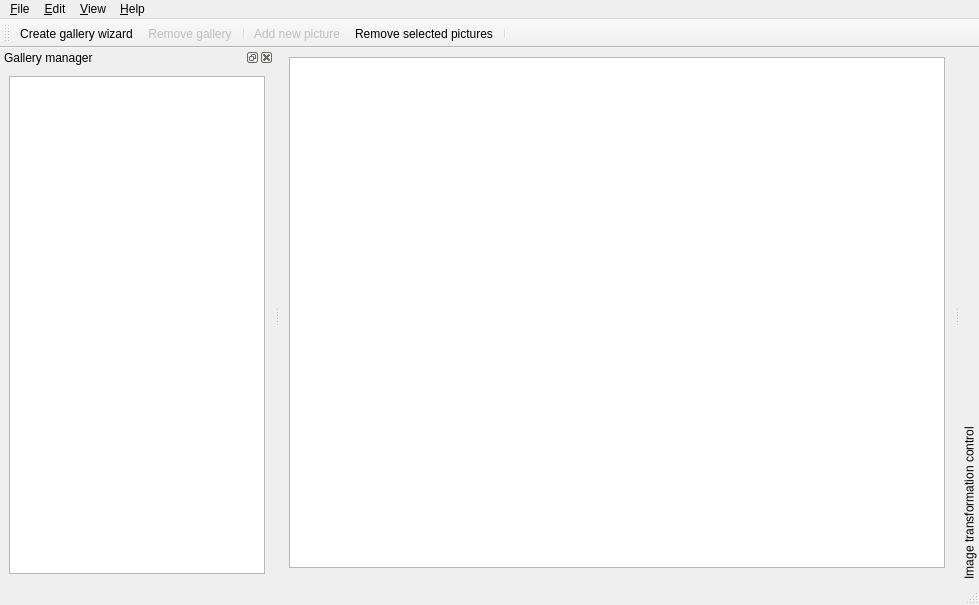
The window that trunk/src/mainwindow.ui (BackupTheBerlios/galerist-svn) describes before a commit, drawn with Qt 5.
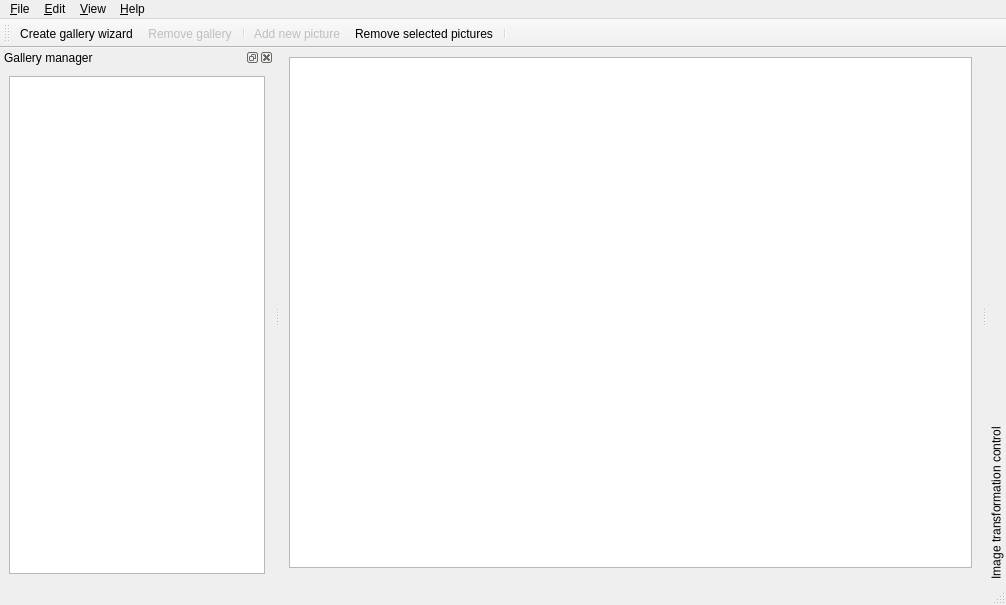
The same window after the commit. Icons and pictures are not drawn. Custom widgets are drawn as their Qt base class.

Diff of the .ui file:
```diff
--- a/trunk/src/mainwindow.ui
+++ b/trunk/src/mainwindow.ui
@@ -5,7 +5,7 @@
    <rect>
     <x>0</x>
     <y>0</y>
-    <width>979</width>
+    <width>1006</width>
     <height>605</height>
    </rect>
   </property>
@@ -30,7 +30,7 @@
     <rect>
      <x>0</x>
      <y>0</y>
-     <width>979</width>
+     <width>1006</width>
      <height>29</height>
     </rect>
    </property>
```
